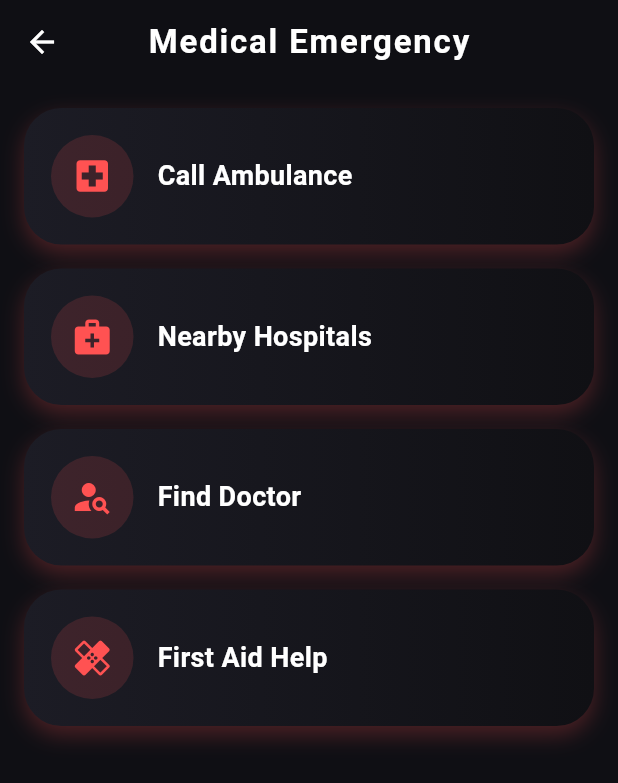
After one commit to jaishrivijayakumar/RescueNetX, a Flutter app: the HomeScreen screen opened by its route, after a tap on "Medical Emergency", on a phone screen of 412 x 824 dp. The commit adds this screen. Shown: the top 783 px of the screen. Run offline on Flutter 3.47's test engine with Material 3 defaults, Android fonts, the phone set to English and light mode, and no system bars; our stand-ins replace shared_preferences; accounts and stored records are empty.

Commit message:
Added Medical Emergency Features

```diff
--- a/rescue_net_x/lib/screens/home_screen.dart
+++ b/rescue_net_x/lib/screens/home_screen.dart
@@ -1,5 +1,6 @@
 import 'package:flutter/material.dart';
 import 'package:shared_preferences/shared_preferences.dart';
+import 'medical_emergency.dart';
 
 class HomeScreen extends StatefulWidget {
   const HomeScreen({super.key});
@@ -48,15 +49,9 @@ class _HomeScreenState extends State<HomeScreen>
     );
   }
 
-  Widget _featureBubble(
-    IconData icon,
-    String label, {
-    VoidCallback? onTap,
-  }) {
+  Widget _featureBubble(IconData icon, String label) {
     return MouseRegion(
       cursor: SystemMouseCursors.click,
-      child: GestureDetector(
-        onTap: onTap,
       child: Column(
         children: [
           Container(
@@ -79,10 +74,8 @@ class _HomeScreenState extends State<HomeScreen>
           Text(
             label,
             style: const TextStyle(color: Colors.white70, fontSize: 12),
-              textAlign: TextAlign.center,
           ),
         ],
-        ),
       ),
     );
   }
@@ -94,7 +87,6 @@ class _HomeScreenState extends State<HomeScreen>
       body: SafeArea(
         child: Column(
           children: [
-            /// TOP BAR
             Padding(
               padding: const EdgeInsets.all(16),
               child: Row(
@@ -118,7 +110,6 @@ class _HomeScreenState extends State<HomeScreen>
 
             const SizedBox(height: 6),
 
-            /// LOCATION
             Text(
               '📍 $location',
               style: const TextStyle(color: Colors.white70),
@@ -126,27 +117,33 @@ class _HomeScreenState extends State<HomeScreen>
 
             const Spacer(),
 
-            /// FEATURES + SOS
             Column(
               mainAxisAlignment: MainAxisAlignment.center,
               children: [
                 Row(
                   mainAxisAlignment: MainAxisAlignment.spaceEvenly,
                   children: [
+                    /// ✅ ONLY CHANGE IS HERE (Medical Emergency)
+                    GestureDetector(
+                      onTap: () {
+                        Navigator.push(
+                          context,
+                          MaterialPageRoute(
+                            builder: (_) => const MedicalEmergency(),
+                          ),
+                        );
+                      },
+                      child: _featureBubble(
+                          Icons.local_hospital, 'Medical Emergency'),
+                    ),
+
                     _featureBubble(
-                      Icons.local_hospital,
-                      'Medical Emergency',
-                    ),
-                    _featureBubble(
-                      Icons.food_bank,
-                      'Food & Water Support',
-                    ),
+                        Icons.food_bank, 'Food & Water Support'),
                   ],
                 ),
 
                 const SizedBox(height: 30),
 
-                /// SOS BUTTON
                 MouseRegion(
                   cursor: SystemMouseCursors.click,
                   child: GestureDetector(
@@ -187,17 +184,8 @@ class _HomeScreenState extends State<HomeScreen>
                 Row(
                   mainAxisAlignment: MainAxisAlignment.spaceEvenly,
                   children: [
-                    _featureBubble(
-                      Icons.home_rounded,
-                      'Shelter Finder',
-                    ),
-                    _featureBubble(
-                      Icons.groups,
-                      'Community Help Board',
-                      onTap: () {
-                        Navigator.pushNamed(context, '/community');
-                      },
-                    ),
+                    _featureBubble(Icons.home_rounded, 'Shelter Finder'),
+                    _featureBubble(Icons.groups, 'Community Help Board'),
                   ],
                 ),
               ],
@@ -205,7 +193,6 @@ class _HomeScreenState extends State<HomeScreen>
 
             const Spacer(),
 
-            /// FOOTER
             Padding(
               padding: const EdgeInsets.only(bottom: 20),
               child: Text(
--- /dev/null
+++ b/rescue_net_x/lib/screens/medical_emergency.dart
@@ -0,0 +1,97 @@
+import 'package:flutter/material.dart';
+
+class MedicalEmergency extends StatelessWidget {
+  const MedicalEmergency({super.key});
+
+  @override
+  Widget build(BuildContext context) {
+    return Scaffold(
+      backgroundColor: const Color(0xFF0F0F14),
+      appBar: AppBar(
+        backgroundColor: Colors.transparent,
+        elevation: 0,
+        centerTitle: true,
+        title: const Text(
+          'Medical Emergency',
+          style: TextStyle(
+            color: Colors.white,
+            fontSize: 22,
+            fontWeight: FontWeight.bold,
+            letterSpacing: 1.2,
+          ),
+        ),
+        iconTheme: const IconThemeData(color: Colors.white),
+      ),
+      body: Padding(
+        padding: const EdgeInsets.all(16),
+        child: Column(
+          children: [
+            _medicalCard(
+              icon: Icons.local_hospital,
+              title: 'Call Ambulance',
+            ),
+            _medicalCard(
+              icon: Icons.medical_services,
+              title: 'Nearby Hospitals',
+            ),
+            _medicalCard(
+              icon: Icons.person_search,
+              title: 'Find Doctor',
+            ),
+            _medicalCard(
+              icon: Icons.healing,
+              title: 'First Aid Help',
+            ),
+          ],
+        ),
+      ),
+    );
+  }
+
+  Widget _medicalCard({
+    required IconData icon,
+    required String title,
+  }) {
+    return Container(
+      margin: const EdgeInsets.only(bottom: 16),
+      padding: const EdgeInsets.all(18),
+      decoration: BoxDecoration(
+        borderRadius: BorderRadius.circular(25),
+        gradient: const LinearGradient(
+          colors: [Color(0xFF1C1C25), Color(0xFF101014)],
+        ),
+        boxShadow: [
+          BoxShadow(
+            color: Colors.redAccent.withOpacity(0.25),
+            blurRadius: 12,
+            offset: const Offset(0, 6),
+          ),
+        ],
+      ),
+      child: Row(
+        children: [
+          Container(
+            width: 55,
+            height: 55,
+            decoration: BoxDecoration(
+              color: Colors.redAccent.withOpacity(0.15),
+              shape: BoxShape.circle,
+            ),
+            child: Icon(icon, color: Colors.redAccent, size: 28),
+          ),
+          const SizedBox(width: 16),
+          Expanded(
+            child: Text(
+              title,
+              style: const TextStyle(
+                color: Colors.white,
+                fontSize: 18,
+                fontWeight: FontWeight.bold,
+              ),
+            ),
+          ),
+        ],
+      ),
+    );
+  }
+}
```
Lines whose indentation alone changed are shown as unchanged.
